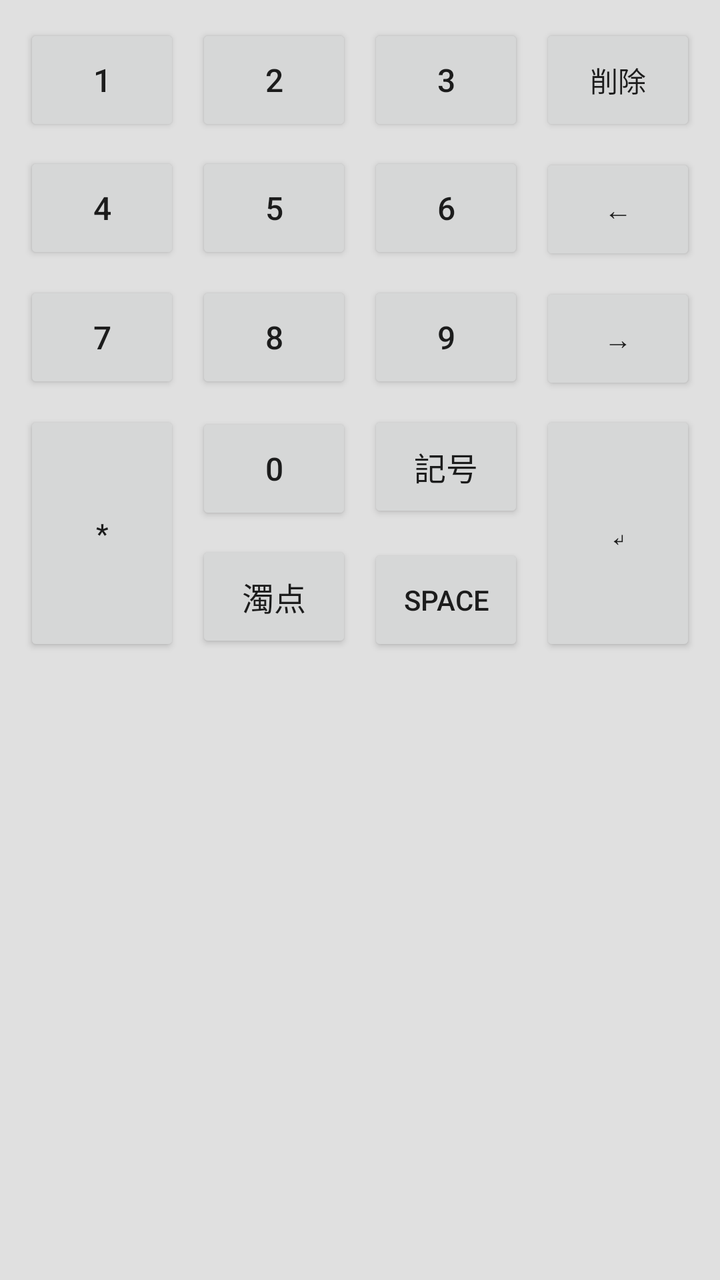
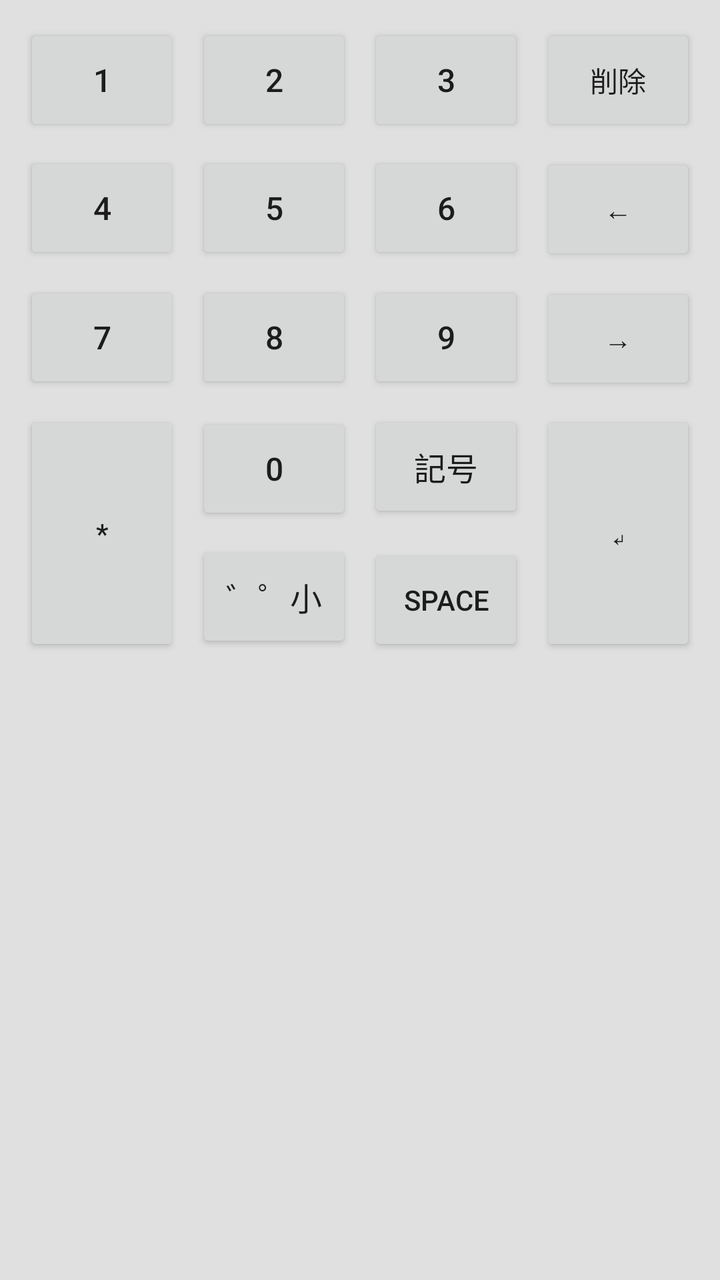

The first picture is an Android layout as it rendered before a commit; the second is the same layout after the commit. The layout source and the unified diff follow.
<!-- AndroidManifest.xml: application theme Theme.TwoTouchKeyboard -->
<!-- res/layout/keyboard_view.xml -->
<?xml version="1.0" encoding="utf-8"?>
<LinearLayout xmlns:android="http://schemas.android.com/apk/res/android"
    android:layout_width="match_parent"
    android:layout_height="wrap_content"
    android:background="@color/keyboard_background"
    android:orientation="vertical"
    android:padding="8dp">

    <TextView
        android:id="@+id/conversion_hint"
        android:layout_width="match_parent"
        android:layout_height="wrap_content"
        android:layout_marginBottom="4dp"
        android:paddingHorizontal="8dp"
        android:textColor="@color/candidate_text"
        android:textSize="13sp"
        android:visibility="gone" />

    <HorizontalScrollView
        android:id="@+id/candidate_scroll"
        android:layout_width="match_parent"
        android:layout_height="48dp"
        android:layout_marginBottom="8dp"
        android:background="@color/candidate_bar_background"
        android:fillViewport="true"
        android:scrollbars="none"
        android:visibility="gone">

        <LinearLayout
            android:id="@+id/candidate_container"
            android:layout_width="wrap_content"
            android:layout_height="match_parent"
            android:gravity="center_vertical"
            android:orientation="horizontal" />

    </HorizontalScrollView>

    <ViewFlipper
        android:id="@+id/keyboard_flipper"
        android:layout_width="match_parent"
        android:layout_height="wrap_content"
        android:measureAllChildren="false">

        <GridLayout
            android:id="@+id/keyboard_grid"
            android:layout_width="match_parent"
            android:layout_height="wrap_content"
            android:columnCount="4"
            android:rowCount="5"
            android:useDefaultMargins="true">

            <Button
                android:id="@+id/key_1"
                style="@style/KeyboardKey"
                android:layout_column="0"
                android:layout_row="0"
                android:text="1" />

            <Button
                android:id="@+id/key_2"
                style="@style/KeyboardKey"
                android:layout_column="1"
                android:layout_row="0"
                android:text="2" />

            <Button
                android:id="@+id/key_3"
                style="@style/KeyboardKey"
                android:layout_column="2"
                android:layout_row="0"
                android:text="3" />

            <Button
                android:id="@+id/key_delete"
                style="@style/KeyboardFunctionKey"
                android:layout_column="3"
                android:layout_row="0"
                android:text="@string/key_delete" />

            <Button
                android:id="@+id/key_4"
                style="@style/KeyboardKey"
                android:layout_column="0"
                android:layout_row="1"
                android:text="4" />

            <Button
                android:id="@+id/key_5"
                style="@style/KeyboardKey"
                android:layout_column="1"
                android:layout_row="1"
                android:text="5" />

            <Button
                android:id="@+id/key_6"
                style="@style/KeyboardKey"
                android:layout_column="2"
                android:layout_row="1"
                android:text="6" />

            <Button
                android:id="@+id/key_cursor_left"
                style="@style/KeyboardFunctionKey"
                android:layout_column="3"
                android:layout_row="1"
                android:text="@string/key_cursor_left" />

            <Button
                android:id="@+id/key_7"
                style="@style/KeyboardKey"
                android:layout_column="0"
                android:layout_row="2"
                android:text="7" />

            <Button
                android:id="@+id/key_8"
                style="@style/KeyboardKey"
                android:layout_column="1"
                android:layout_row="2"
                android:text="8" />

            <Button
                android:id="@+id/key_9"
                style="@style/KeyboardKey"
                android:layout_column="2"
                android:layout_row="2"
                android:text="9" />

            <Button
                android:id="@+id/key_cursor_right"
                style="@style/KeyboardFunctionKey"
                android:layout_column="3"
                android:layout_row="2"
                android:text="@string/key_cursor_right" />

            <Button
                android:id="@+id/key_star"
                style="@style/KeyboardTallKey"
                android:layout_column="0"
                android:layout_row="3"
                android:layout_rowSpan="2"
                android:text="*" />

            <Button
                android:id="@+id/key_0"
                style="@style/KeyboardKey"
                android:layout_column="1"
                android:layout_row="3"
                android:text="0" />

            <Button
                android:id="@+id/key_hash"
                style="@style/KeyboardKey"
                android:layout_column="2"
                android:layout_row="3"
                android:text="@string/key_symbols" />

            <Button
                android:id="@+id/key_enter"
                style="@style/KeyboardTallKey"
                android:layout_column="3"
                android:layout_row="3"
                android:layout_rowSpan="2"
                android:text="@string/key_enter" />

            <Button
                android:id="@+id/key_text_modifier"
                style="@style/KeyboardKey"
                android:layout_column="1"
                android:layout_row="4"
                android:text="@string/key_dakuten" />

            <Button
                android:id="@+id/key_space"
                style="@style/KeyboardSpaceKey"
                android:layout_column="2"
                android:layout_row="4"
                android:text="@string/key_space" />

        </GridLayout>

        <include layout="@layout/keyboard_symbol_view" />

    </ViewFlipper>

</LinearLayout>
<!-- res/layout/keyboard_symbol_view.xml (included above) -->
<?xml version="1.0" encoding="utf-8"?>
<GridLayout xmlns:android="http://schemas.android.com/apk/res/android"
    android:id="@+id/symbol_keyboard_grid"
    android:layout_width="match_parent"
    android:layout_height="wrap_content"
    android:columnCount="4"
    android:rowCount="4"
    android:useDefaultMargins="true">

    <Button
        android:id="@+id/symbol_key_comma"
        style="@style/KeyboardKey"
        android:layout_column="0"
        android:layout_row="0"
        android:text="、" />

    <Button
        android:id="@+id/symbol_key_period"
        style="@style/KeyboardKey"
        android:layout_column="1"
        android:layout_row="0"
        android:text="。" />

    <Button
        android:id="@+id/symbol_key_exclamation"
        style="@style/KeyboardKey"
        android:layout_column="2"
        android:layout_row="0"
        android:text="！" />

    <Button
        android:id="@+id/symbol_key_question"
        style="@style/KeyboardKey"
        android:layout_column="3"
        android:layout_row="0"
        android:text="？" />

    <Button
        android:id="@+id/symbol_key_middle_dot"
        style="@style/KeyboardKey"
        android:layout_column="0"
        android:layout_row="1"
        android:text="・" />

    <Button
        android:id="@+id/symbol_key_at"
        style="@style/KeyboardKey"
        android:layout_column="1"
        android:layout_row="1"
        android:text="@" />

    <Button
        android:id="@+id/symbol_key_hash"
        style="@style/KeyboardKey"
        android:layout_column="2"
        android:layout_row="1"
        android:text="#" />

    <Button
        android:id="@+id/symbol_key_ampersand"
        style="@style/KeyboardKey"
        android:layout_column="3"
        android:layout_row="1"
        android:text="&amp;" />

    <Button
        android:id="@+id/symbol_key_asterisk"
        style="@style/KeyboardKey"
        android:layout_column="0"
        android:layout_row="2"
        android:text="*" />

    <Button
        android:id="@+id/symbol_key_hyphen"
        style="@style/KeyboardKey"
        android:layout_column="1"
        android:layout_row="2"
        android:text="-" />

    <Button
        android:id="@+id/symbol_key_underscore"
        style="@style/KeyboardKey"
        android:layout_column="2"
        android:layout_row="2"
        android:text="_" />

    <Button
        android:id="@+id/symbol_key_plus"
        style="@style/KeyboardKey"
        android:layout_column="3"
        android:layout_row="2"
        android:text="+" />

    <Button
        android:id="@+id/symbol_key_equals"
        style="@style/KeyboardKey"
        android:layout_column="0"
        android:layout_row="3"
        android:text="=" />

    <Button
        android:id="@+id/symbol_key_slash"
        style="@style/KeyboardKey"
        android:layout_column="1"
        android:layout_row="3"
        android:text="/" />

    <Button
        android:id="@+id/symbol_key_colon"
        style="@style/KeyboardKey"
        android:layout_column="2"
        android:layout_row="3"
        android:text=":" />

    <Button
        android:id="@+id/symbol_key_close"
        style="@style/KeyboardFunctionKey"
        android:layout_column="3"
        android:layout_row="3"
        android:text="@string/key_symbol_close" />

</GridLayout>
<!-- resources referenced by this layout -->
<resources>
  <color name="candidate_bar_background">#FFFFFF</color>
  <color name="candidate_text">#212121</color>
  <color name="keyboard_background">#E0E0E0</color>
  <string name="key_cursor_left">←</string>
  <string name="key_cursor_right">→</string>
  <string name="key_dakuten">濁点</string>
  <string name="key_delete">削除</string>
  <string name="key_enter">↵</string>
  <string name="key_space">Space</string>
  <string name="key_symbol_close">閉じる</string>
  <string name="key_symbols">記号</string>
  <style name="KeyboardFunctionKey" parent="KeyboardKey">
          <item name="android:textSize">14sp</item>
      </style>
  <style name="KeyboardKey">
          <item name="android:layout_width">0dp</item>
          <item name="android:layout_height">56dp</item>
          <item name="android:layout_columnWeight">1</item>
          <item name="android:layout_gravity">fill_horizontal</item>
          <item name="android:textSize">16sp</item>
      </style>
  <style name="KeyboardSpaceKey" parent="KeyboardKey">
          <item name="android:layout_height">56dp</item>
          <item name="android:textSize">14sp</item>
      </style>
  <style name="KeyboardTallKey" parent="KeyboardFunctionKey">
          <item name="android:layout_height">118dp</item>
          <item name="android:layout_gravity">fill</item>
      </style>
  <style name="Theme.TwoTouchKeyboard" parent="android:Theme.Material.Light.NoActionBar" />
</resources>

<!-- the commit's change to res/layout/keyboard_view.xml (unified diff, before → after) -->
@@ -168,7 +168,7 @@
                 style="@style/KeyboardKey"
                 android:layout_column="1"
                 android:layout_row="4"
-                android:text="@string/key_dakuten" />
+                android:text="@string/key_text_modifier_kana" />
 
             <Button
                 android:id="@+id/key_space"
<!-- resource entries referenced after the edit -->
@@ -5,12 +5,12 @@
   <color name="keyboard_background">#E0E0E0</color>
   <string name="key_cursor_left">←</string>
   <string name="key_cursor_right">→</string>
-  <string name="key_dakuten">濁点</string>
   <string name="key_delete">削除</string>
   <string name="key_enter">↵</string>
   <string name="key_space">Space</string>
   <string name="key_symbol_close">閉じる</string>
   <string name="key_symbols">記号</string>
+  <string name="key_text_modifier_kana">゛゜小</string>
   <style name="KeyboardFunctionKey" parent="KeyboardKey">
           <item name="android:textSize">14sp</item>
       </style>
